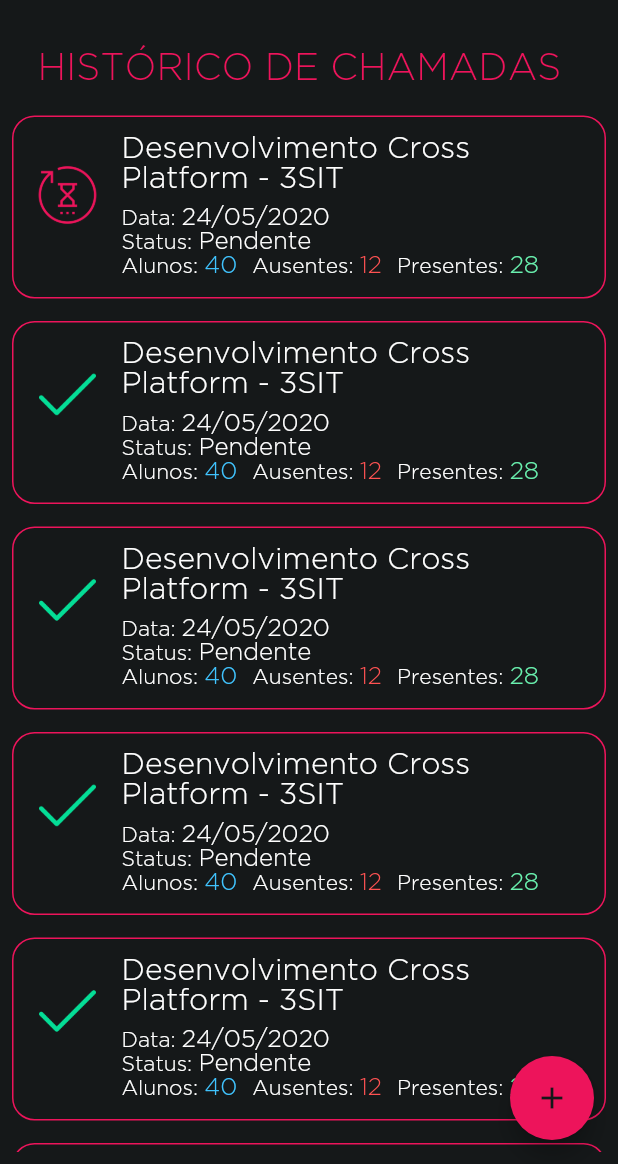
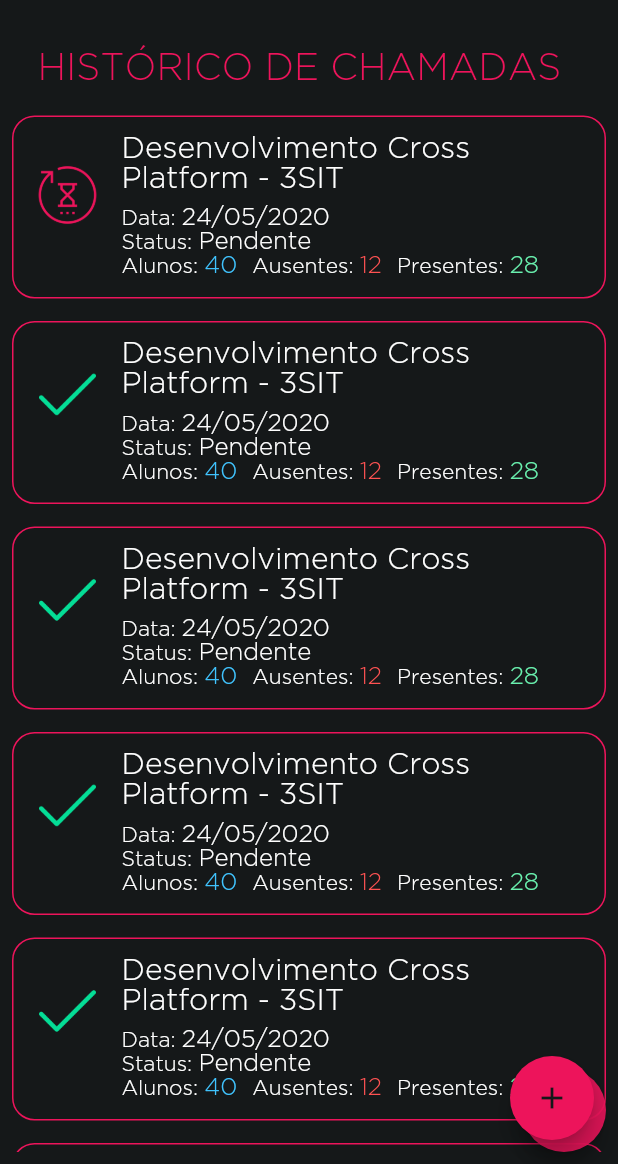
Before and after one commit to exceptionai/FiapEx, a Flutter app: the RowCallHistoryScreen screen opened by its route, on a phone screen of 412 x 824 dp, the part 72-1236 px from its top. Run offline on Flutter 3.47's test engine with Material 2 defaults, Android fonts, the phone set to English and light mode, and no system bars; our stand-ins replace image_picker, sqflite; accounts and stored records are empty.

Commit message:
start new rollcall

```diff
--- a/lib/screens/login_screen.dart
+++ b/lib/screens/login_screen.dart
@@ -37,7 +37,6 @@ class LoginScreenState extends State<LoginScreen>
       await _loginButtonController.reverse();
     } on TickerCanceled {}
   }
-
 
   @override
   Widget build(BuildContext context) {
--- a/lib/screens/row_call_history_screen.dart
+++ b/lib/screens/row_call_history_screen.dart
@@ -1,6 +1,7 @@
 import 'package:FiapEx/components/app_bar_fiap_ex.dart';
 import 'package:FiapEx/components/drawer_fiap_ex.dart';
 import 'package:FiapEx/tiles/row_call_history_tile.dart';
+import 'package:FiapEx/screens/new_roll_call_screen.dart';
 import 'package:flutter/material.dart';
 import 'package:flutter/widgets.dart';
 
@@ -35,10 +36,10 @@ class RowCallHistoryScreen extends StatelessWidget {
           padding: EdgeInsets.all(8.0),
           color: Theme.of(context).accentColor,
           width: MediaQuery.of(context).size.width,
-          child: ListView(
-
+          child: Stack(
+            children: [
+              ListView(
               children: <Widget>[
-
                 Container(
                 padding: EdgeInsets.fromLTRB(17.0, 1.0, 7.0, 1.0),
                 child: Container(
@@ -61,7 +62,23 @@ class RowCallHistoryScreen extends StatelessWidget {
                 RowCallHistoryTile(done: true),
                 RowCallHistoryTile(done: true),
               ],
-          )),
+            ),
+            Align(
+              alignment: Alignment.bottomRight,
+              child:
+              FloatingActionButton(
+                onPressed: () {
+                  Navigator.of(context).push(
+                    MaterialPageRoute(builder: (context) => NewRollCallScreen())
+                  );
+                },
+                child: Icon(Icons.exposure_plus_1),
+                backgroundColor: Color.fromRGBO(237, 20, 91, .9),
+              ),
+            ),
+          ],
+        )
+      ),
     );
   }
 }
```
Also changed, not shown: lib/screens/new_roll_call_screen.dart (added, +21 -0 lines). Lines whose indentation alone changed are shown as unchanged.
